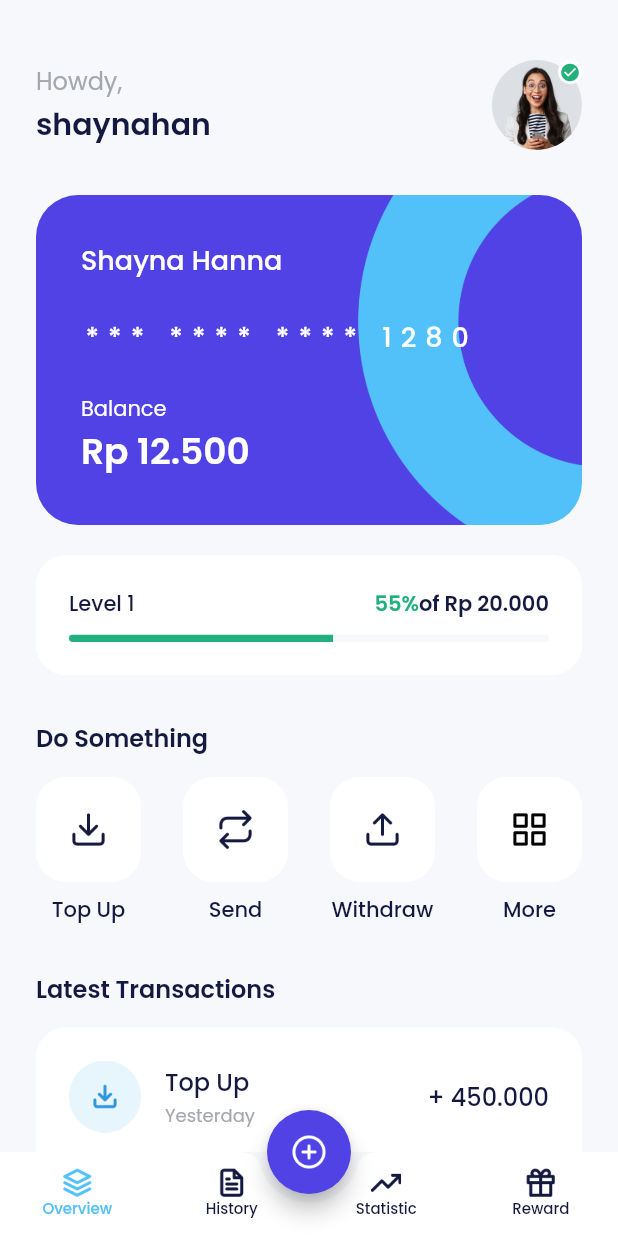
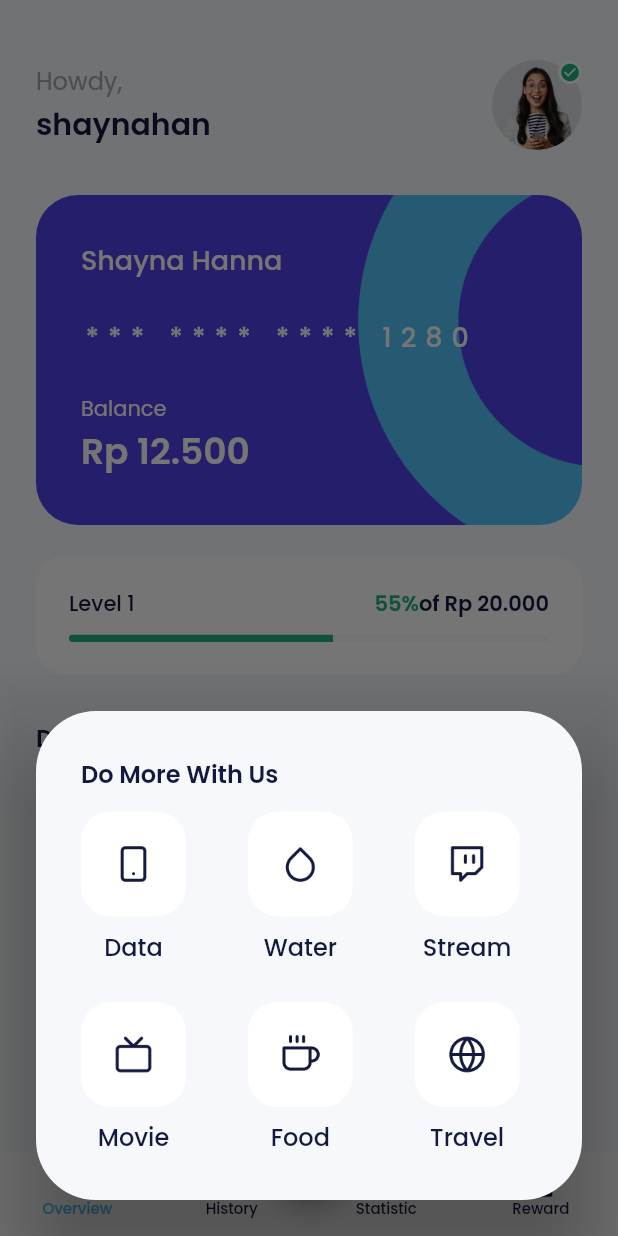
Before and after one commit to Ripat-2345/bank_sha_app, a Flutter app: the HomePage screen opened by its route, after a tap on "More", on a phone screen of 412 x 824 dp. Run offline on Flutter 3.47's test engine with Material 2 defaults, Android fonts, the phone set to English and light mode, and no system bars; our stand-ins replace another_flushbar, bloc, carousel_slider, equatable, flutter_bloc, google_fonts and 1 more.

Commit message:
feat: created data package feature

```diff
--- a/lib/main.dart
+++ b/lib/main.dart
@@ -1,5 +1,8 @@
 import 'package:bank_sha_app/blocs/auth/auth_bloc.dart';
 import 'package:bank_sha_app/shared/theme.dart';
+import 'package:bank_sha_app/ui/pages/data_package_page.dart';
+import 'package:bank_sha_app/ui/pages/data_provider_page.dart';
+import 'package:bank_sha_app/ui/pages/data_success_page.dart';
 import 'package:bank_sha_app/ui/pages/pin_page.dart';
 import 'package:bank_sha_app/ui/pages/profile_edit_page.dart';
 import 'package:bank_sha_app/ui/pages/profile_edit_pin_page.dart';
@@ -67,6 +70,9 @@ class MyApp extends StatelessWidget {
           '/transfer': (context) => const TransferPage(),
           '/transfer-amount': (context) => const TransferAmountPage(),
           '/transfer-success': (context) => const TransferSuccessPage(),
+          '/data-provider': (context) => const DataProviderPage(),
+          '/data-package': (context) => const DataPackagePage(),
+          '/data-success': (context) => const DataSuccessPage(),
         },
       ),
     );
--- a/lib/ui/pages/home_page.dart
+++ b/lib/ui/pages/home_page.dart
@@ -292,7 +292,12 @@ class HomePage extends StatelessWidget {
               HomeServiceItem(
                 iconUrl: "assets/icons/ic_more.png",
                 title: "More",
-                onTap: () {},
+                onTap: () {
+                  showDialog(
+                    context: context,
+                    builder: (context) => const MoreDialog(),
+                  );
+                },
               ),
             ],
           ),
@@ -453,3 +458,76 @@ class HomePage extends StatelessWidget {
     );
   }
 }
+
+class MoreDialog extends StatelessWidget {
+  const MoreDialog({super.key});
+
+  @override
+  Widget build(BuildContext context) {
+    return AlertDialog(
+      backgroundColor: Colors.transparent,
+      insetPadding: EdgeInsets.zero,
+      alignment: Alignment.bottomCenter,
+      content: Container(
+        padding: const EdgeInsets.all(30),
+        width: MediaQuery.of(context).size.width,
+        height: 326,
+        decoration: BoxDecoration(
+          borderRadius: BorderRadius.circular(40),
+          color: lightBackgroundColor,
+        ),
+        child: Column(
+          crossAxisAlignment: CrossAxisAlignment.start,
+          children: [
+            Text(
+              "Do More With Us",
+              style: blackTextStyle.copyWith(
+                fontSize: 16,
+                fontWeight: semiBold,
+              ),
+            ),
+            const SizedBox(height: 13),
+            Wrap(
+              spacing: MediaQuery.of(context).size.width / 10,
+              runSpacing: 25,
+              children: [
+                HomeServiceItem(
+                  iconUrl: "assets/icons/ic_product_data.png",
+                  title: "Data",
+                  onTap: () {
+                    Navigator.pushNamed(context, "/data-provider");
+                  },
+                ),
+                HomeServiceItem(
+                  iconUrl: "assets/icons/ic_product_water.png",
+                  title: "Water",
+                  onTap: () {},
+                ),
+                HomeServiceItem(
+                  iconUrl: "assets/icons/ic_product_stream.png",
+                  title: "Stream",
+                  onTap: () {},
+                ),
+                HomeServiceItem(
+                  iconUrl: "assets/icons/ic_product_movie.png",
+                  title: "Movie",
+                  onTap: () {},
+                ),
+                HomeServiceItem(
+                  iconUrl: "assets/icons/ic_product_food.png",
+                  title: "Food",
+                  onTap: () {},
+                ),
+                HomeServiceItem(
+                  iconUrl: "assets/icons/ic_product_travel.png",
+                  title: "Travel",
+                  onTap: () {},
+                ),
+              ],
+            ),
+          ],
+        ),
+      ),
+    );
+  }
+}
```
Also changed, not shown: lib/ui/pages/data_package_page.dart (added, +95 -0 lines), lib/ui/pages/data_provider_page.dart (added, +101 -0 lines), lib/ui/pages/data_success_page.dart (added, +52 -0 lines), lib/ui/widgets/data_provider_item.dart (added, +60 -0 lines), lib/ui/widgets/package_item.dart (added, +55 -0 lines).
